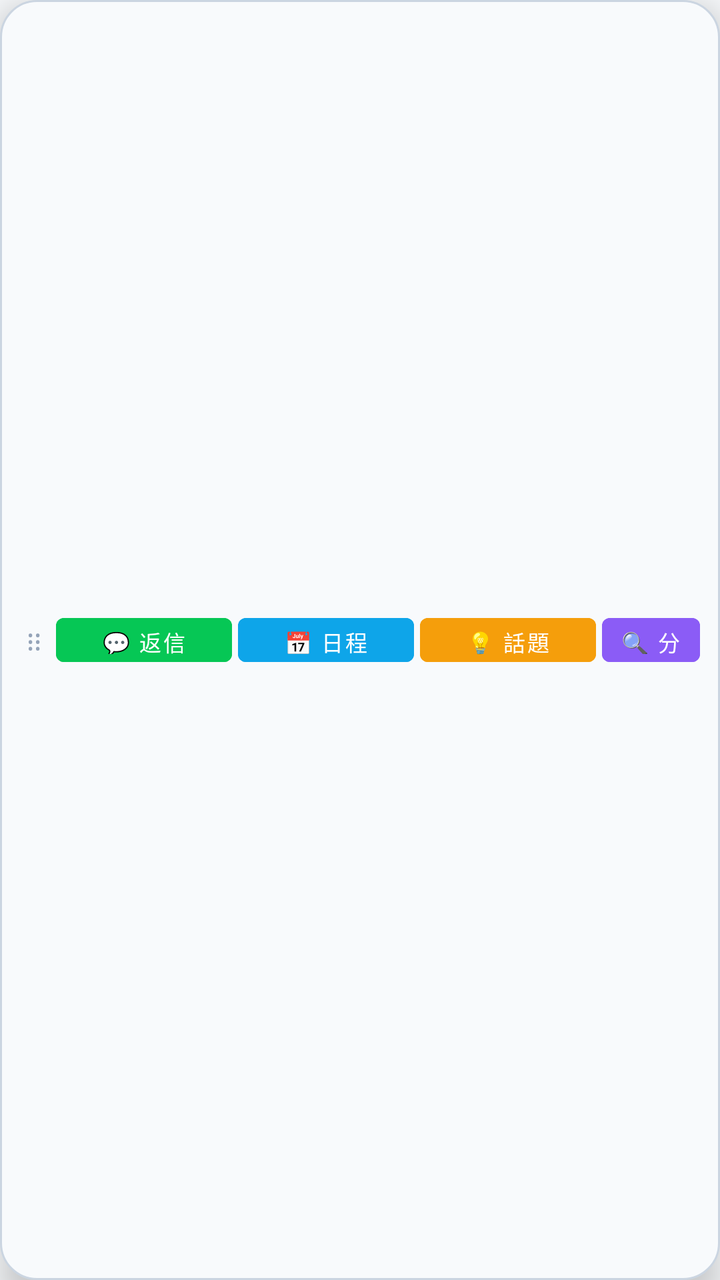
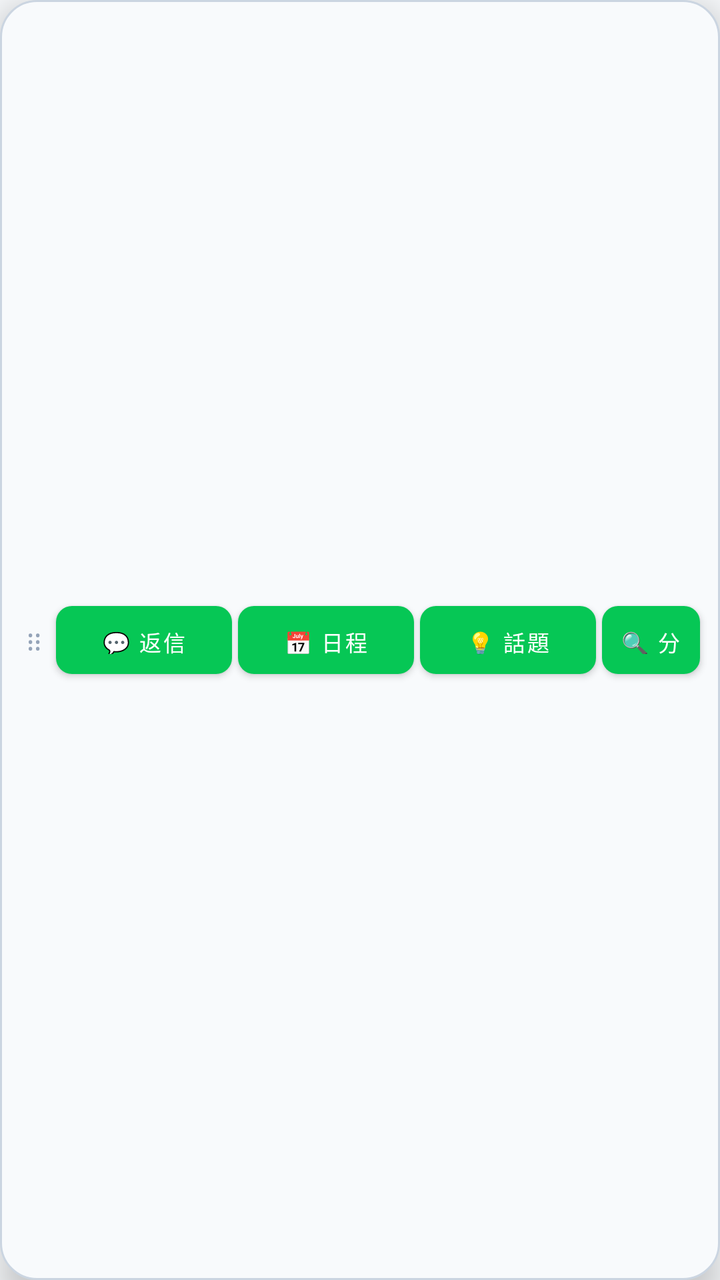

Before-and-after screenshots of an Android layout around one commit, followed by the original layout XML and the change that was made.
<!-- AndroidManifest.xml: application theme Theme.LineAiReply -->
<!-- res/layout/overlay_bottom_bar.xml -->
<?xml version="1.0" encoding="utf-8"?>
<LinearLayout xmlns:android="http://schemas.android.com/apk/res/android"
    android:id="@+id/bottomBarRoot"
    android:layout_width="wrap_content"
    android:layout_height="wrap_content"
    android:background="@drawable/bg_bottom_bar"
    android:elevation="10dp"
    android:gravity="center_vertical"
    android:orientation="horizontal"
    android:paddingHorizontal="6dp"
    android:paddingVertical="4dp">

    
    <TextView
        android:id="@+id/btnBottomBarDrag"
        android:layout_width="22dp"
        android:layout_height="32dp"
        android:gravity="center"
        android:text="⋮⋮"
        android:textColor="#94A3B8"
        android:textSize="14sp" />

    
    <Button
        android:id="@+id/btnBarReply"
        style="@style/Widget.MaterialComponents.Button.UnelevatedButton"
        android:layout_width="wrap_content"
        android:layout_height="34dp"
        android:layout_marginEnd="3dp"
        android:backgroundTint="@color/line_green"
        android:paddingHorizontal="8dp"
        android:text="💬 返信"
        android:textColor="@color/white"
        android:textSize="11sp" />

    
    <Button
        android:id="@+id/btnBarSchedule"
        style="@style/Widget.MaterialComponents.Button.UnelevatedButton"
        android:layout_width="wrap_content"
        android:layout_height="34dp"
        android:layout_marginEnd="3dp"
        android:backgroundTint="#0EA5E9"
        android:paddingHorizontal="8dp"
        android:text="📅 日程"
        android:textColor="@color/white"
        android:textSize="11sp" />

    
    <Button
        android:id="@+id/btnBarTopic"
        style="@style/Widget.MaterialComponents.Button.UnelevatedButton"
        android:layout_width="wrap_content"
        android:layout_height="34dp"
        android:layout_marginEnd="3dp"
        android:backgroundTint="#F59E0B"
        android:paddingHorizontal="8dp"
        android:text="💡 話題"
        android:textColor="@color/white"
        android:textSize="11sp" />

    
    <Button
        android:id="@+id/btnBarMood"
        style="@style/Widget.MaterialComponents.Button.UnelevatedButton"
        android:layout_width="wrap_content"
        android:layout_height="34dp"
        android:layout_marginEnd="4dp"
        android:backgroundTint="#8B5CF6"
        android:paddingHorizontal="8dp"
        android:text="🔍 分析"
        android:textColor="@color/white"
        android:textSize="11sp" />

    
    <TextView
        android:id="@+id/btnBarClose"
        android:layout_width="26dp"
        android:layout_height="32dp"
        android:gravity="center"
        android:text="✕"
        android:textColor="#64748B"
        android:textSize="14sp" />

</LinearLayout>
<!-- resources referenced by this layout -->
<resources>
  <color name="line_green">#06C755</color>
  <color name="white">#FFFFFF</color>
  <!-- drawable bg_bottom_bar (drawable) -->
  <?xml version="1.0" encoding="utf-8"?>
  <shape xmlns:android="http://schemas.android.com/apk/res/android"
      android:shape="rectangle">
      <solid android:color="#F8FAFC" />
      <corners android:radius="18dp" />
      <stroke
          android:width="1dp"
          android:color="#CBD5E1" />
  </shape>
  <style name="Theme.LineAiReply" parent="Theme.MaterialComponents.DayNight.NoActionBar">
          <item name="colorPrimary">@color/line_green</item>
          <item name="colorPrimaryDark">@color/line_green_dark</item>
          <item name="android:windowBackground">@color/bg_light</item>
      </style>
  <color name="line_green_dark">#05A847</color>
  <color name="bg_light">#F8FAFC</color>
</resources>

<!-- the commit's change to res/layout/overlay_bottom_bar.xml (unified diff, before → after) -->
@@ -23,10 +23,10 @@
     
     <Button
         android:id="@+id/btnBarReply"
-        style="@style/Widget.MaterialComponents.Button.UnelevatedButton"
         android:layout_width="wrap_content"
         android:layout_height="34dp"
         android:layout_marginEnd="3dp"
+        android:background="@drawable/bg_overlay_btn"
         android:backgroundTint="@color/line_green"
         android:paddingHorizontal="8dp"
         android:text="💬 返信"
@@ -36,10 +36,10 @@
     
     <Button
         android:id="@+id/btnBarSchedule"
-        style="@style/Widget.MaterialComponents.Button.UnelevatedButton"
         android:layout_width="wrap_content"
         android:layout_height="34dp"
         android:layout_marginEnd="3dp"
+        android:background="@drawable/bg_overlay_btn"
         android:backgroundTint="#0EA5E9"
         android:paddingHorizontal="8dp"
         android:text="📅 日程"
@@ -49,10 +49,10 @@
     
     <Button
         android:id="@+id/btnBarTopic"
-        style="@style/Widget.MaterialComponents.Button.UnelevatedButton"
         android:layout_width="wrap_content"
         android:layout_height="34dp"
         android:layout_marginEnd="3dp"
+        android:background="@drawable/bg_overlay_btn"
         android:backgroundTint="#F59E0B"
         android:paddingHorizontal="8dp"
         android:text="💡 話題"
@@ -62,10 +62,10 @@
     
     <Button
         android:id="@+id/btnBarMood"
-        style="@style/Widget.MaterialComponents.Button.UnelevatedButton"
         android:layout_width="wrap_content"
         android:layout_height="34dp"
         android:layout_marginEnd="4dp"
+        android:background="@drawable/bg_overlay_btn"
         android:backgroundTint="#8B5CF6"
         android:paddingHorizontal="8dp"
         android:text="🔍 分析"
<!-- resource entries referenced after the edit -->
@@ -12,6 +12,13 @@
           android:width="1dp"
           android:color="#CBD5E1" />
   </shape>
+  <!-- drawable bg_overlay_btn (drawable) -->
+  <?xml version="1.0" encoding="utf-8"?>
+  <shape xmlns:android="http://schemas.android.com/apk/res/android"
+      android:shape="rectangle">
+      <corners android:radius="8dp" />
+      <solid android:color="@color/line_green" />
+  </shape>
   <style name="Theme.LineAiReply" parent="Theme.MaterialComponents.DayNight.NoActionBar">
           <item name="colorPrimary">@color/line_green</item>
           <item name="colorPrimaryDark">@color/line_green_dark</item>
